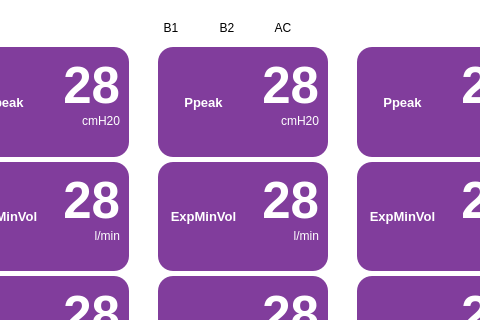
The window that Variables.ui (JulianDuque97/EPI) describes before a commit, drawn with Qt 5; both pictures show x 267 to 747 and y 0 to 320 of the 1024 by 570 pixel window.
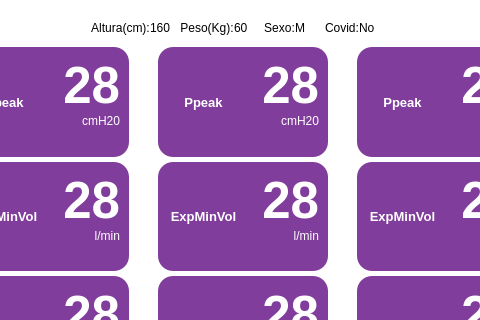
The same window after the commit. Icons and pictures are not drawn.

What changed in the file:
```diff
--- a/Variables.ui
+++ b/Variables.ui
@@ -110,47 +110,6 @@
            </property>
           </spacer>
          </item>
-         <item>
-          <widget class="QLabel" name="label_6">
-           <property name="minimumSize">
-            <size>
-             <width>30</width>
-             <height>0</height>
-            </size>
-           </property>
-           <property name="text">
-            <string>B1</string>
-           </property>
-           <property name="alignment">
-            <set>Qt::AlignCenter</set>
-           </property>
-          </widget>
-         </item>
-         <item>
-          <widget class="QLabel" name="label_9">
-           <property name="minimumSize">
-            <size>
-             <width>26</width>
-             <height>26</height>
-            </size>
-           </property>
-           <property name="maximumSize">
-            <size>
-             <width>26</width>
-             <height>26</height>
-            </size>
-           </property>
-           <property name="styleSheet">
-            <string notr="true">border-image: url(:/logos/Images/full-battery.jpg);</string>
-           </property>
-           <property name="text">
-            <string/>
-           </property>
-           <property name="alignment">
-            <set>Qt::AlignCenter</set>
-           </property>
-          </widget>
-         </item>
          <item>
           <widget class="QLabel" name="label_8">
            <property name="minimumSize">
@@ -160,7 +119,7 @@
             </size>
            </property>
            <property name="text">
-            <string>B2</string>
+            <string>Altura(cm):</string>
            </property>
            <property name="alignment">
             <set>Qt::AlignCenter</set>
@@ -168,32 +127,7 @@
           </widget>
          </item>
          <item>
-          <widget class="QLabel" name="label_12">
-           <property name="minimumSize">
-            <size>
-             <width>26</width>
-             <height>26</height>
-            </size>
-           </property>
-           <property name="maximumSize">
-            <size>
-             <width>26</width>
-             <height>26</height>
-            </size>
-           </property>
-           <property name="styleSheet">
-            <string notr="true">border-image: url(:/logos/Images/full-battery.jpg);</string>
-           </property>
-           <property name="text">
-            <string/>
-           </property>
-           <property name="alignment">
-            <set>Qt::AlignCenter</set>
-           </property>
-          </widget>
-         </item>
-         <item>
-          <widget class="QLabel" name="label_10">
+          <widget class="QLabel" name="altura_label">
            <property name="minimumSize">
             <size>
              <width>30</width>
@@ -201,10 +135,10 @@
             </size>
            </property>
            <property name="text">
-            <string>AC</string>
+            <string>160</string>
            </property>
            <property name="alignment">
-            <set>Qt::AlignCenter</set>
+            <set>Qt::AlignLeading|Qt::AlignLeft|Qt::AlignVCenter</set>
            </property>
           </widget>
          </item>
@@ -212,21 +146,95 @@
           <widget class="QLabel" name="label_11">
            <property name="minimumSize">
             <size>
-             <width>26</width>
-             <height>26</height>
+             <width>30</width>
+             <height>0</height>
             </size>
            </property>
-           <property name="maximumSize">
+           <property name="text">
+            <string>Peso(Kg):</string>
+           </property>
+           <property name="alignment">
+            <set>Qt::AlignCenter</set>
+           </property>
+          </widget>
+         </item>
+         <item>
+          <widget class="QLabel" name="peso_label">
+           <property name="minimumSize">
             <size>
-             <width>26</width>
-             <height>26</height>
+             <width>30</width>
+             <height>0</height>
             </size>
            </property>
-           <property name="styleSheet">
-            <string notr="true">border-image: url(:/logos/Images/electric.jpg);</string>
+           <property name="text">
+            <string>60</string>
            </property>
+           <property name="alignment">
+            <set>Qt::AlignLeading|Qt::AlignLeft|Qt::AlignVCenter</set>
+           </property>
+          </widget>
+         </item>
+         <item>
+          <widget class="QLabel" name="label_13">
+           <property name="minimumSize">
+            <size>
+             <width>30</width>
+             <height>0</height>
+            </size>
+           </property>
            <property name="text">
-            <string/>
+            <string>Sexo:</string>
+           </property>
+           <property name="alignment">
+            <set>Qt::AlignCenter</set>
+           </property>
+          </widget>
+         </item>
+         <item>
+          <widget class="QLabel" name="sexo_label">
+           <property name="minimumSize">
+            <size>
+             <width>30</width>
+             <height>0</height>
+            </size>
+           </property>
+           <property name="text">
+            <string>M</string>
+           </property>
+           <property name="alignment">
+            <set>Qt::AlignLeading|Qt::AlignLeft|Qt::AlignVCenter</set>
+           </property>
+          </widget>
+         </item>
+         <item>
+          <widget class="QLabel" name="label_15">
+           <property name="minimumSize">
+            <size>
+             <width>30</width>
+             <height>0</height>
+            </size>
+           </property>
+           <property name="text">
+            <string>Covid:</string>
+           </property>
+           <property name="alignment">
+            <set>Qt::AlignCenter</set>
+           </property>
+          </widget>
+         </item>
+         <item>
+          <widget class="QLabel" name="covid_label">
+           <property name="minimumSize">
+            <size>
+             <width>30</width>
+             <height>0</height>
+            </size>
+           </property>
+           <property name="text">
+            <string>No</string>
+           </property>
+           <property name="alignment">
+            <set>Qt::AlignLeading|Qt::AlignLeft|Qt::AlignVCenter</set>
            </property>
           </widget>
          </item>
```
